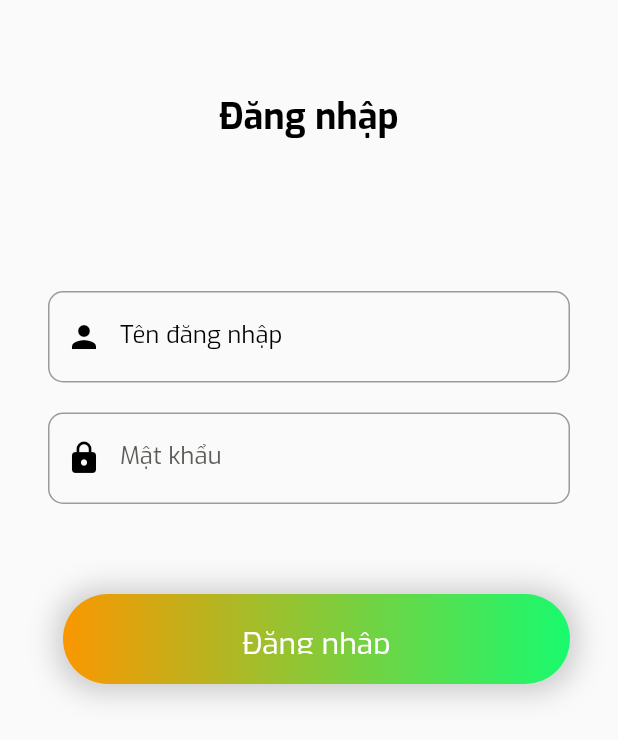
After one commit to TCrimeSword/kitchengo, a Flutter app: the SignIn screen opened directly, on a phone screen of 412 x 824 dp. The commit adds this screen. Shown: the top 740 px of the screen. Run offline on Flutter 3.47's test engine with Material 2 defaults, Android fonts, the phone set to English and light mode, and no system bars; our stand-ins replace rive, salomon_bottom_bar, shared_preferences; accounts and stored records are empty; network calls fail; statements that could not run were skipped.

Commit message:
update login page

```diff
--- a/kitchen_go/lib/main.dart
+++ b/kitchen_go/lib/main.dart
@@ -3,6 +3,7 @@ import 'package:kitchen_go/constants/route_name.dart';
 import 'package:kitchen_go/pages/blog.dart';
 import 'package:kitchen_go/pages/home.dart';
 import 'package:kitchen_go/pages/list.dart';
+import 'package:kitchen_go/pages/login_signup/login.dart';
 import 'package:kitchen_go/pages/splash.dart';
 import 'package:kitchen_go/pages/user.dart';
 import 'package:kitchen_go/providers/account_provider.dart';
@@ -34,6 +35,7 @@ class MyApp extends StatelessWidget {
           initialRoute: RouteName.splashScreen,
           routes: {
             RouteName.splashScreen: (context) => const SplashPage(),
+            //RouteName.splashScreen: (context) => SignIn(),
             RouteName.homeScreen: (context) => const HomePage(),
             RouteName.blogScreen: (context) => const BlogPage(),
             RouteName.listIngredientScreen: (context) =>
--- /dev/null
+++ b/kitchen_go/lib/pages/login_signup/login.dart
@@ -0,0 +1,176 @@
+import 'package:flutter/material.dart';
+
+class SignIn extends StatelessWidget {
+  SignIn({Key? key}) : super(key: key);
+
+  var _formKey = GlobalKey<FormState>();
+
+  @override
+  Widget build(BuildContext context) {
+    return Scaffold(
+      // backgroundColor: Colors.black,
+      body: Center(
+        child: Stack(
+          children: [
+            SafeArea(
+              child: Center(
+                child: Padding(
+                  padding: const EdgeInsets.all(32.0),
+                  child: Form(
+                    key: _formKey,
+                    child: Column(
+                      crossAxisAlignment: CrossAxisAlignment.center,
+                      children: [
+                        const SizedBox(
+                          height: 30,
+                        ),
+                        Text(
+                          "Đăng nhập",
+                          style: TextStyle(
+                              fontSize: 24,
+                              fontWeight: FontWeight.w600,
+                              color: Colors.black),
+                        ),
+                        SizedBox(
+                          height: 100,
+                        ),
+                        Container(
+                          width: 400,
+                          child: TextFormField(
+                            style: TextStyle(color: Colors.black),
+                            validator: (value) {
+                              if (value == null || value.isEmpty) {
+                                return "Vui lòng nhập họ và tên";
+                              } else if (value.length <= 5) {
+                                return "Chưa đủ dộ dài tối thiểu";
+                              }
+                              // bool hasUppercase =
+                              //     value.contains(new RegExp(r'[A-Z]'));
+                              // bool hasDigits =
+                              //     value.contains(new RegExp(r'[0-9]'));
+                              // bool hasLowercase =
+                              //     value.contains(new RegExp(r'[a-z]'));
+                              // bool hasSpecialCharacters = value.contains(
+                              //     new RegExp(r'[!@#$%^&*(),.?":{}|<>]'));
+                              return null;
+                            },
+                            decoration: const InputDecoration(
+                              //filled: true,
+                              // fillColor: Color.fromARGB(255, 58, 58, 58),
+                              border: OutlineInputBorder(
+                                borderRadius: BorderRadius.all(
+                                  Radius.circular(10.0),
+                                ),
+                              ),
+                              label: Text(
+                                "Tên đăng nhập",
+                                style: TextStyle(color: Colors.black),
+                              ),
+                              hintText: "Vui lòng nhập họ và tên",
+                              hintStyle: TextStyle(
+                                  color: Color.fromARGB(255, 94, 92, 88)),
+                              prefixIcon: Icon(
+                                Icons.person,
+                                color: Colors.black,
+                              ),
+                            ),
+                          ),
+                        ),
+                        const SizedBox(
+                          height: 10,
+                        ),
+                        const SizedBox(
+                          height: 10,
+                        ),
+                        Container(
+                          width: 400,
+                          child: TextFormField(
+                            style: TextStyle(color: Colors.black),
+                            obscureText: true,
+                            validator: (value) {
+                              if (value == null || value.isEmpty) {
+                                return "Vui lòng nhập mật khẩu";
+                              } else if (value.length <= 5) {
+                                return "Mật khẩu không đúng";
+                              }
+                              return null;
+                            },
+                            decoration: const InputDecoration(
+                              // filled: true,
+                              // fillColor: Color.fromARGB(255, 58, 58, 58),
+                              border: OutlineInputBorder(
+                                borderRadius: BorderRadius.all(
+                                  Radius.circular(10.0),
+                                ),
+                              ),
+                              label: Text("Mật khẩu",
+                                  style: TextStyle(
+                                      color: Color.fromARGB(255, 94, 92, 88))),
+
+                              hintText: "Vui lòng nhập mật khẩu",
+                              hintStyle: TextStyle(color: Colors.black),
+                              prefixIcon: Icon(Icons.lock, color: Colors.black),
+                            ),
+                          ),
+                        ),
+                        const SizedBox(
+                          height: 40,
+                        ),
+                        Container(
+                          width: 380,
+                          padding: EdgeInsets.only(left: 10),
+                          child: Column(
+                            children: [
+                              Padding(padding: EdgeInsets.only(top: 20)),
+                              Container(
+                                height: 60,
+                                child: const Center(
+                                  child: Padding(
+                                    padding: EdgeInsets.all(20),
+                                    child: Text(
+                                      "Đăng nhập",
+                                      style: TextStyle(
+                                          fontSize: 20,
+                                          color: Colors.white,
+                                          fontWeight: FontWeight.w500,
+                                          fontFamily: 'Exo'),
+                                    ),
+                                  ),
+                                ),
+                                decoration: BoxDecoration(
+                                  gradient: LinearGradient(
+                                      begin: Alignment.centerLeft,
+                                      end: Alignment.centerRight,
+                                      colors: [
+                                        Color(0xFFFA9700),
+                                        Color(0xFF19FA6E),
+                                      ]),
+                                  borderRadius: BorderRadius.circular(30),
+                                  boxShadow: [
+                                    BoxShadow(
+                                        color: Colors.grey.withOpacity(0.5),
+                                        spreadRadius: 5,
+                                        blurRadius: 15.0,
+                                        offset: Offset(0.0,
+                                            0.75) // changes position of shadow
+                                        ),
+                                  ],
+                                ),
+                              ),
+
+                              // RecentlyViewed()
+                            ],
+                          ),
+                        ),
+                      ],
+                    ),
+                  ),
+                ),
+              ),
+            ),
+          ],
+        ),
+      ),
+    );
+  }
+}
```
Also changed, not shown: kitchen_go/lib/widgets/new_food.dart (added, +104 -0 lines).
